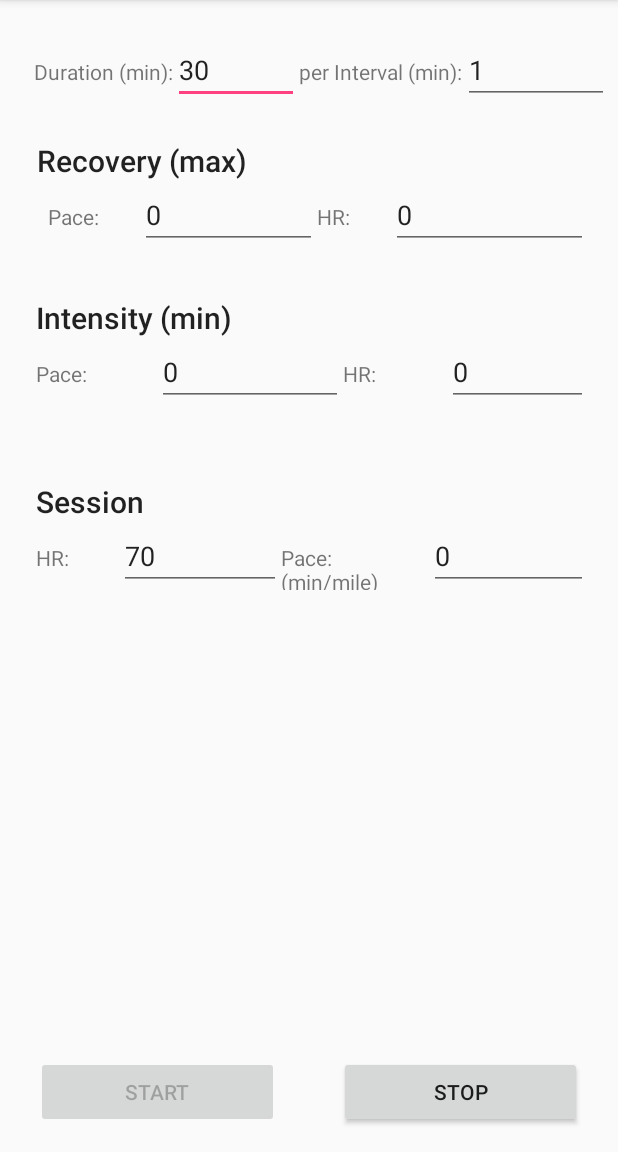
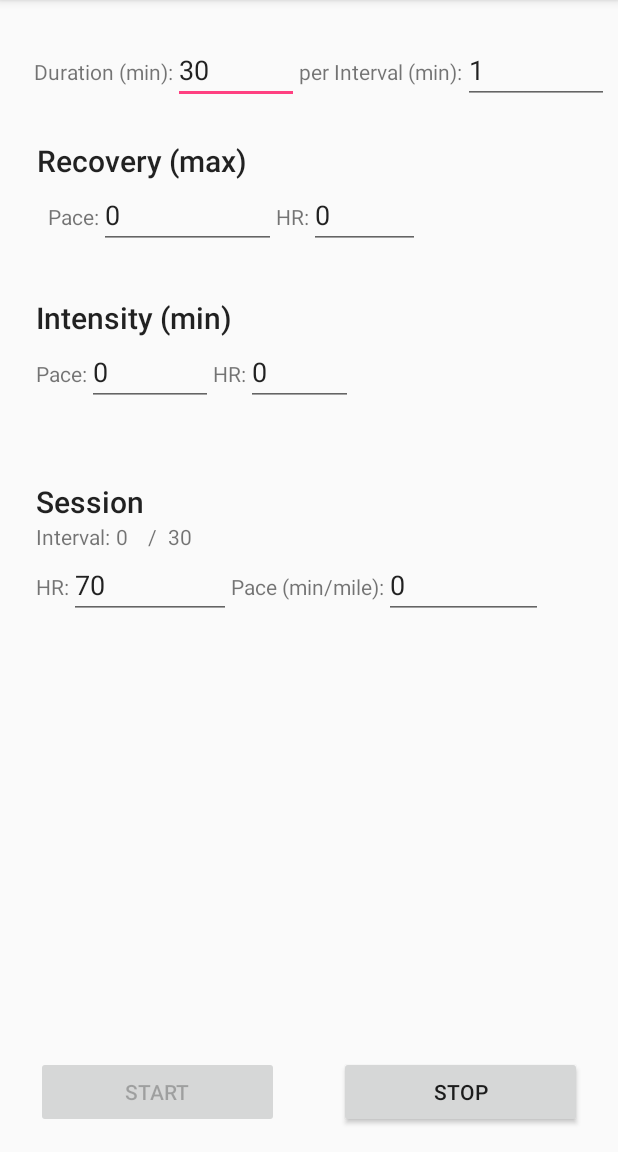
Before and after one commit to jwjibilian/Runification, an Android app: the IntervalTraining screen opened directly, with no data from a screen before it, after a tap on "START", on a phone screen of 412 x 824 dp, the part 84-1236 px from its top. Run offline under Robolectric (Android 15) with nearby library versions, the phone set to English and light mode, and no system bars; libraries missing offline, so code that uses them is left out: com.getpebble.android, org.puredata.android, org.puredata.core; 8 statements that could not run were skipped.

Commit message:
Add interval creation, and sonification of interval HR + indications of interval change + completed training

```diff
--- /dev/null
+++ b/RunificationAndroid/app/src/main/java/com/example/jwjibilian/runificationandroid/controller/TrainingMode.java
@@ -0,0 +1,9 @@
+package com.example.jwjibilian.runificationandroid.controller;
+
+/**
+ * Created by sebno on 7/23/2017.
+ */
+
+public enum TrainingMode {
+    WEIGHT_LOSS, INTERVAL_RECOVERY, INTERVAL_INTENSITY
+}
--- a/RunificationAndroid/app/src/main/java/com/example/jwjibilian/runificationandroid/view/IntervalTraining.java
+++ b/RunificationAndroid/app/src/main/java/com/example/jwjibilian/runificationandroid/view/IntervalTraining.java
@@ -5,6 +5,7 @@ import android.content.Context;
 import android.content.pm.PackageManager;
 import android.location.Location;
 import android.location.LocationManager;
+import android.os.Handler;
 import android.support.v4.app.ActivityCompat;
 import android.support.v4.content.ContextCompat;
 import android.support.v7.app.AppCompatActivity;
@@ -12,10 +13,12 @@ import android.os.Bundle;
 import android.view.View;
 import android.widget.Button;
 import android.widget.EditText;
+import android.widget.TextView;
 
 import com.example.jwjibilian.runificationandroid.R;
 import com.example.jwjibilian.runificationandroid.controller.Pace;
 import com.example.jwjibilian.runificationandroid.controller.Sonification;
+import com.example.jwjibilian.runificationandroid.controller.TrainingMode;
 import com.example.jwjibilian.runificationandroid.model.User;
 import com.getpebble.android.kit.PebbleKit;
 import com.getpebble.android.kit.util.PebbleDictionary;
@@ -47,6 +50,14 @@ public class IntervalTraining extends AppCompatActivity {
     private EditText intensityHrTxt;
     private EditText currHrTxt;
     private EditText currPaceTxt;
+    private TextView intervalIdxTxt;
+    private TextView intervalTotalTxt;
+
+    private Handler intervalTimer;
+    private Runnable intervalTh;
+    private int numIntervals;
+    private int intervalCnter;
+    private TrainingMode currMode;
 
     /*****************************************
      * Load user parameters for this training
@@ -74,7 +85,8 @@ public class IntervalTraining extends AppCompatActivity {
         currPaceTxt.setText(String.valueOf(0));
 
         // Update Sonification Mgr
-//        sonify.setHrParams(lowHr, highHr, restHr);
+        sonify.setHrParams(recoveryHr, intensityHr, user.getRestingHR());
+        sonify.setMode(TrainingMode.INTERVAL_RECOVERY);
     }
 
     /*****************************************
@@ -83,18 +95,56 @@ public class IntervalTraining extends AppCompatActivity {
     public void onStartClick(View view){
         sonify.start();
 
+        // Set durations
+        totalDuration = Integer.parseInt(totalDurText.getText().toString());
+        intervalDuration = Integer.parseInt(intervalDurText.getText().toString());
+        numIntervals = totalDuration / intervalDuration;
+        intervalIdxTxt.setText(String.valueOf(intervalCnter));
+        intervalTotalTxt.setText(String.valueOf(numIntervals));
+
+        // Start Interval creation
+        intervalCnter = 1;
+        intervalTh = new Runnable() {
+            @Override
+            public void run() {
+                intervalCnter++;
+
+                if (intervalCnter > numIntervals) {
+                    sonify.playTrainingComplete();
+                    stopSession();
+                    return;
+                }
+
+                // Toggle training mode
+                if (currMode == TrainingMode.INTERVAL_INTENSITY){
+                    currMode = TrainingMode.INTERVAL_RECOVERY;
+                }
+                else {
+                    currMode = TrainingMode.INTERVAL_INTENSITY;
+                }
+                sonify.setMode(currMode);
+                sonify.playIntervalChange();
+                intervalIdxTxt.setText(String.valueOf(intervalCnter));
+                intervalTimer.postDelayed(this, 60000*intervalDuration);
+            }
+        };
+        intervalTimer.postDelayed(intervalTh, 60000*intervalDuration);
+        currMode = TrainingMode.INTERVAL_RECOVERY;
+
         // Enable Stop and disable Start buttons
         Button startBtn = (Button)findViewById(R.id.intervalStartBtn);
         Button stopBtn  = (Button)findViewById(R.id.intervalStopBtn);
         startBtn.setEnabled(false);
         stopBtn.setEnabled(true);
-
-        Pace pace = new Pace(getApplicationContext(),lm);
-        pace.getPaceUpdateText(currPaceTxt);
     }
 
     public void onStopClick(View view){
+        stopSession();
+    }
+
+    public void stopSession(){
         sonify.stop();
+        intervalTimer.removeCallbacks(intervalTh);
 
         // Disable Stop and Enable Start buttons
         Button startBtn = (Button)findViewById(R.id.intervalStartBtn);
@@ -102,7 +152,6 @@ public class IntervalTraining extends AppCompatActivity {
         startBtn.setEnabled(true);
         stopBtn.setEnabled(false);
     }
-
 
     @Override
     protected void onCreate(Bundle savedInstanceState) {
@@ -125,14 +174,16 @@ public class IntervalTraining extends AppCompatActivity {
         }
         lm = (LocationManager) getSystemService(LOCATION_SERVICE);
         // Set handles to text fields
-        totalDurText  = (EditText)findViewById(R.id.totalDurTxt);
-        intervalDurText  = (EditText)findViewById(R.id.intervalDurText);
-        recoveryPaceTxt  = (EditText)findViewById(R.id.maxRecoveryPaceText);
-        recoveryHrTxt  = (EditText)findViewById(R.id.maxRecoveryHrText);
-        intensityPaceTxt  = (EditText)findViewById(R.id.minIntensityPaceText);
-        intensityHrTxt  = (EditText)findViewById(R.id.minIntensityHrText);
-        currHrTxt  = (EditText)findViewById(R.id.currHrText);
-        currPaceTxt  = (EditText)findViewById(R.id.currPaceText);
+        totalDurText        = (EditText)findViewById(R.id.totalDurTxt);
+        intervalDurText     = (EditText)findViewById(R.id.intervalDurText);
+        recoveryPaceTxt     = (EditText)findViewById(R.id.maxRecoveryPaceText);
+        recoveryHrTxt       = (EditText)findViewById(R.id.maxRecoveryHrText);
+        intensityPaceTxt    = (EditText)findViewById(R.id.minIntensityPaceText);
+        intensityHrTxt      = (EditText)findViewById(R.id.minIntensityHrText);
+        currHrTxt           = (EditText)findViewById(R.id.currHrText);
+        currPaceTxt         = (EditText)findViewById(R.id.currPaceText);
+        intervalIdxTxt      = (TextView)findViewById(R.id.currIntervalIdx);
+        intervalTotalTxt    = (TextView)findViewById(R.id.totalNumIntervals);
 
         sonify = new Sonification(this.getApplicationContext());
         loadUserInfo();
@@ -149,6 +200,12 @@ public class IntervalTraining extends AppCompatActivity {
         };
         PebbleKit.registerReceivedDataHandler(getApplicationContext(), pebbleDataReceiver);
 
+        // Read Pace data
+        Pace pace = new Pace(getApplicationContext(),lm);
+        pace.getPaceUpdateText(currPaceTxt);
+
+        // Set timer
+        intervalTimer = new Handler();
     }
 
     private void updateHr(int newHr){
--- a/RunificationAndroid/app/src/main/java/com/example/jwjibilian/runificationandroid/view/WeightLossTraining.java
+++ b/RunificationAndroid/app/src/main/java/com/example/jwjibilian/runificationandroid/view/WeightLossTraining.java
@@ -17,6 +17,7 @@ import android.widget.TextView;
 
 import com.example.jwjibilian.runificationandroid.R;
 import com.example.jwjibilian.runificationandroid.controller.Sonification;
+import com.example.jwjibilian.runificationandroid.controller.TrainingMode;
 import com.example.jwjibilian.runificationandroid.model.User;
 import com.getpebble.android.kit.PebbleKit;
 import com.getpebble.android.kit.util.PebbleDictionary;
@@ -60,6 +61,7 @@ public class WeightLossTraining extends AppCompatActivity {
 
         // Update Sonification Mgr
         sonify.setHrParams(lowHr, highHr, restHr);
+        sonify.setMode(TrainingMode.WEIGHT_LOSS);
     }
 
     /*****************************************
--- a/RunificationAndroid/app/src/main/res/layout/activity_interval_training.xml
+++ b/RunificationAndroid/app/src/main/res/layout/activity_interval_training.xml
@@ -76,7 +76,7 @@
 
         <LinearLayout
             android:id="@+id/recoveryPaceLay"
-            android:layout_width="match_parent"
+            android:layout_width="wrap_content"
             android:layout_height="match_parent"
             android:layout_marginLeft="8dp"
             android:layout_marginStart="8dp"
@@ -139,7 +139,7 @@
 
         <LinearLayout
             android:id="@+id/intensityPaceLay"
-            android:layout_width="match_parent"
+            android:layout_width="wrap_content"
             android:layout_height="match_parent"
             android:orientation="horizontal"
             tools:layout_editor_absoluteX="56dp"
@@ -154,7 +154,7 @@
 
             <EditText
                 android:id="@+id/minIntensityPaceText"
-                android:layout_width="124dp"
+                android:layout_width="84dp"
                 android:layout_height="wrap_content"
                 android:ems="10"
                 android:hint="min/mile"
@@ -164,12 +164,12 @@
                 android:id="@+id/minIntensityHrLbl"
                 android:layout_width="wrap_content"
                 android:layout_height="wrap_content"
-                android:layout_weight="1"
+                android:layout_weight="0.08"
                 android:text="HR:" />
 
             <EditText
                 android:id="@+id/minIntensityHrText"
-                android:layout_width="94dp"
+                android:layout_width="71dp"
                 android:layout_height="wrap_content"
                 android:ems="10"
                 android:hint="bpm"
@@ -196,9 +196,46 @@
             android:textAppearance="@android:style/TextAppearance.DeviceDefault.Widget.ActionMode.Title" />
 
         <LinearLayout
+            android:id="@+id/numIntervalLay"
+            android:layout_width="wrap_content"
+            android:layout_height="wrap_content"
+            android:orientation="horizontal"
+            tools:layout_editor_absoluteX="8dp"
+            tools:layout_editor_absoluteY="8dp">
+
+            <TextView
+                android:id="@+id/numIntervalLbl"
+                android:layout_width="wrap_content"
+                android:layout_height="wrap_content"
+                android:layout_weight="1"
+                android:text="Interval:\t" />
+
+            <TextView
+                android:id="@+id/currIntervalIdx"
+                android:layout_width="wrap_content"
+                android:layout_height="wrap_content"
+                android:layout_weight="1"
+                android:text="0" />
+
+            <TextView
+                android:id="@+id/intervalSepLbl"
+                android:layout_width="wrap_content"
+                android:layout_height="wrap_content"
+                android:layout_weight="1"
+                android:text="\t/\t" />
+
+            <TextView
+                android:id="@+id/totalNumIntervals"
+                android:layout_width="wrap_content"
+                android:layout_height="wrap_content"
+                android:layout_weight="1"
+                android:text="0" />
+        </LinearLayout>
+
+        <LinearLayout
             android:id="@+id/sessionHrLay"
-            android:layout_width="match_parent"
-            android:layout_height="wrap_content"
+            android:layout_width="wrap_content"
+            android:layout_height="match_parent"
             android:orientation="horizontal">
 
             <TextView
@@ -220,7 +257,7 @@
                 android:layout_width="wrap_content"
                 android:layout_height="wrap_content"
                 android:layout_weight="1"
-                android:text="Pace:\n(min/mile)" />
+                android:text="Pace (min/mile):" />
 
             <EditText
                 android:id="@+id/currPaceText"
```
Also changed, not shown: RunificationAndroid/app/src/main/java/com/example/jwjibilian/runificationandroid/controller/Sonification.java (+61 -31 lines), RunificationAndroid/app/src/main/res/layout/activity_user_info.xml (+4 -5 lines), 3 other files.
